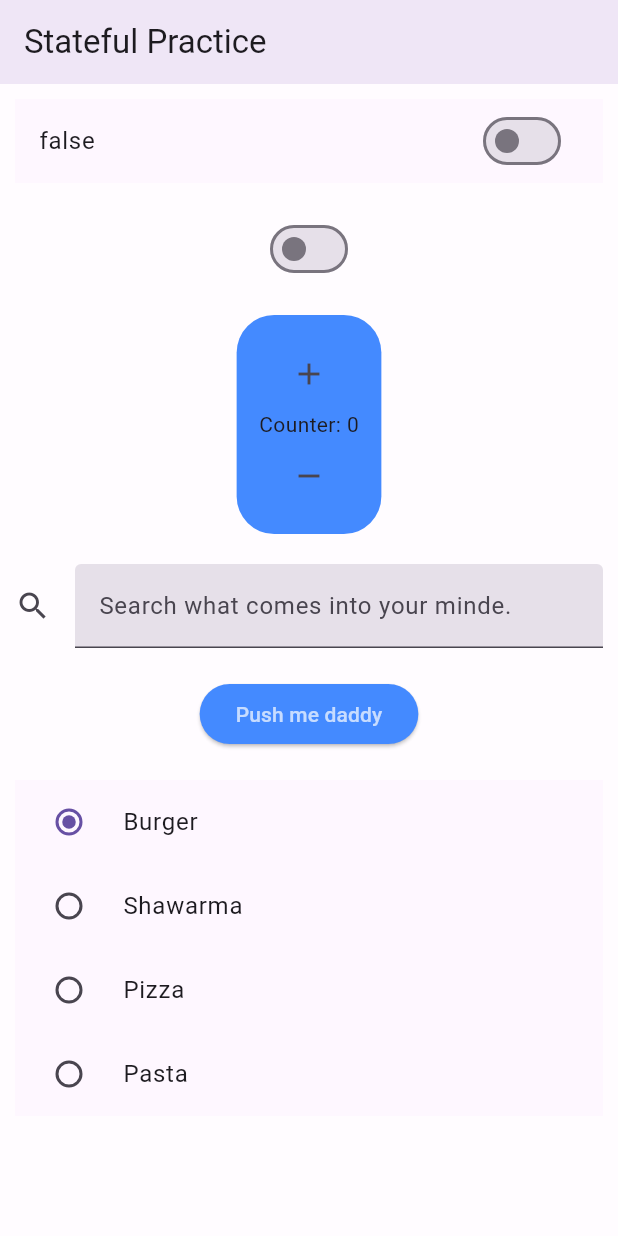
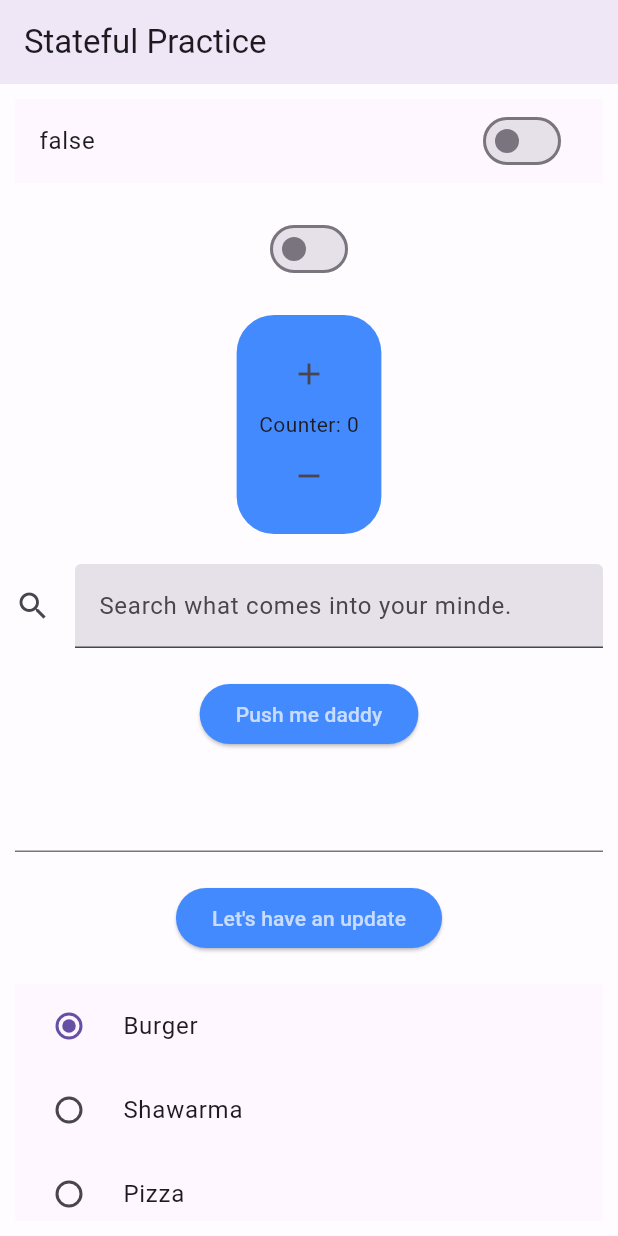
Before and after one commit to BugZilla27/BiteApp, a Flutter app: the screen it shows after launch, on a phone screen of 412 x 824 dp. Run offline on Flutter 3.47's test engine with Material 3 defaults, Android fonts, the phone set to English and light mode, and no system bars; our stand-ins replace google_fonts.

Commit message:
TextFormField parctice

```diff
--- a/lib/counter_home_screen.dart
+++ b/lib/counter_home_screen.dart
@@ -22,8 +22,15 @@ class _CounterHomeScreenState extends State<CounterHomeScreen> {
   //RadioListTile Variable
   String? foodChoice = 'Burger';
 
+  GlobalKey<FormState> textFormKey = GlobalKey();
+
   //TextField Controller Variable
   TextEditingController input = TextEditingController();
+
+  void dispose() {
+    input.dispose();
+    super.dispose();
+  }
 
   @override
   Widget build(BuildContext context) {
@@ -115,6 +122,36 @@ class _CounterHomeScreenState extends State<CounterHomeScreen> {
                   style: TextStyle(color: Colors.white70),
                 ),
               ),
+              //TextFormField
+              Form(
+                key: textFormKey,
+                child: TextFormField(
+                  validator: (value) {
+                    if (value!.isEmpty) {
+                      return ('The Field is empty');
+                    }
+                  },
+                ),
+              ),
+
+              ElevatedButton(
+                onPressed: () {
+                  if (textFormKey.currentState!.validate()) {
+                    print('valid');
+                  } else {
+                    print(textFormKey);
+                  }
+                  ;
+                },
+                style: ElevatedButton.styleFrom(
+                  backgroundColor: Colors.blueAccent,
+                ),
+                child: Text(
+                  'Let\'s have an update',
+                  style: TextStyle(color: Colors.white70),
+                ),
+              ),
+
               //RadioListTile Widget
               Material(
                 child: RadioGroup(
```
